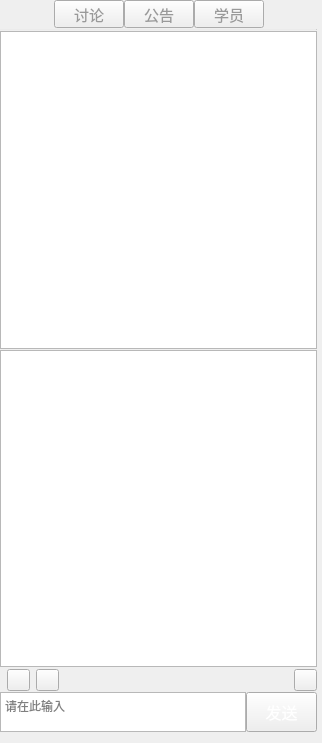
Qt form qatime-studio/UIChatRoom.ui (chuanjiabao1981/qatime-win) before a commit.
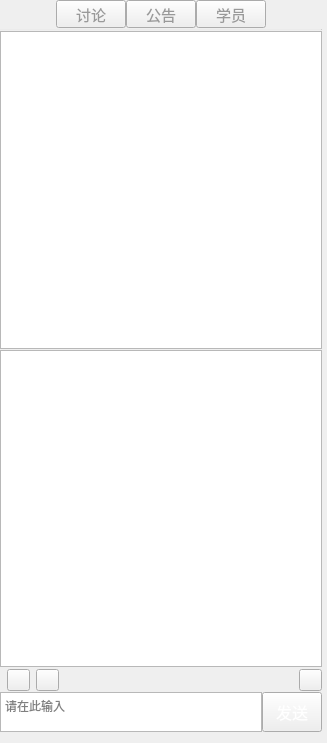
The same form after that commit. Icons and pictures are not drawn. Custom widgets are drawn as their Qt base class.

Commit message: QTW-156 主程序自动适应屏幕高度，播放摄像头自适应窗口调整

The edit to the form file:
```diff
--- a/qatime-studio/UIChatRoom.ui
+++ b/qatime-studio/UIChatRoom.ui
@@ -6,7 +6,7 @@
    <rect>
     <x>0</x>
     <y>0</y>
-    <width>322</width>
+    <width>327</width>
     <height>743</height>
    </rect>
   </property>
@@ -496,14 +496,14 @@
       </layout>
      </item>
      <item>
-      <layout class="QHBoxLayout" name="horizontalLayout_2">
+      <layout class="QHBoxLayout" name="horizontalLayout_2" stretch="9,1">
        <property name="spacing">
         <number>0</number>
        </property>
        <item>
         <widget class="AnimatedTextEdit" name="textEdit">
          <property name="sizePolicy">
-          <sizepolicy hsizetype="Maximum" vsizetype="Maximum">
+          <sizepolicy hsizetype="Preferred" vsizetype="Maximum">
            <horstretch>0</horstretch>
            <verstretch>0</verstretch>
           </sizepolicy>
```
The commit also changes 3 other files.
